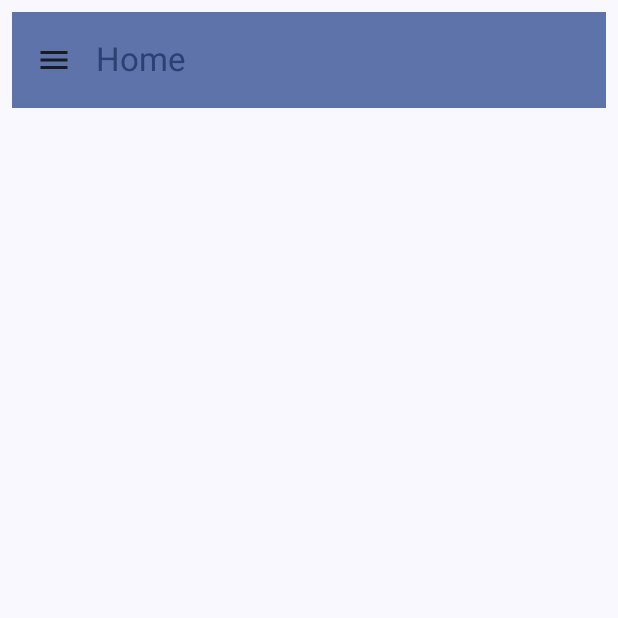
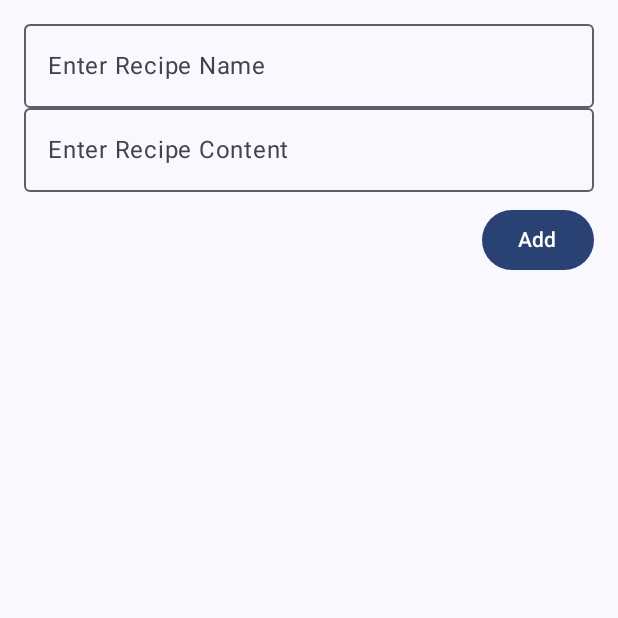
Before and after one commit to vinctechgeek/HealthPlus, an Android app built with Jetpack Compose: the screen it shows after launch (MainActivity), on a phone screen of 412 x 824 dp, the top half of it. Run offline under Robolectric (Android 15) with nearby library versions, the phone set to English and light mode, and no system bars; our stand-ins replace Room's generated code, livedata-compose.

Commit message:
Added column

```diff
--- a/app/src/main/AndroidManifest.xml
+++ b/app/src/main/AndroidManifest.xml
@@ -11,6 +11,7 @@
         android:roundIcon="@mipmap/ic_launcher_round"
         android:supportsRtl="true"
         android:theme="@style/Theme.HealthPlus"
+        android:name=".MainApplication"
         tools:targetApi="31">
         <activity
             android:name=".MainActivity"
--- a/app/src/main/java/com/example/healthplus/MainActivity.kt
+++ b/app/src/main/java/com/example/healthplus/MainActivity.kt
@@ -1,21 +1,25 @@
 package com.example.healthplus
 
+import android.os.Build
 import android.os.Bundle
 import androidx.activity.ComponentActivity
 import androidx.activity.compose.setContent
-import androidx.activity.viewModels
+import androidx.annotation.RequiresApi
 import androidx.compose.foundation.layout.fillMaxSize
 import androidx.compose.material3.MaterialTheme
 import androidx.compose.material3.Surface
+import androidx.compose.material3.Text
+import androidx.compose.runtime.Composable
 import androidx.compose.ui.Modifier
+import androidx.compose.ui.tooling.preview.Preview
+import androidx.lifecycle.ViewModelProvider
 import com.example.healthplus.ui.theme.HealthPlusTheme
 
 class MainActivity : ComponentActivity() {
-
-    private val viewModel: NavigationViewModel by viewModels()
-
+    @RequiresApi(Build.VERSION_CODES.O)
     override fun onCreate(savedInstanceState: Bundle?) {
         super.onCreate(savedInstanceState)
+        val RecipeNotesViewModel = ViewModelProvider(this)[RecipeNotesViewModel::class.java]
         setContent {
             HealthPlusTheme {
                 // A surface container using the 'background' color from the theme
@@ -23,7 +27,7 @@ class MainActivity : ComponentActivity() {
                     modifier = Modifier.fillMaxSize(),
                     color = MaterialTheme.colorScheme.background
                 ) {
-                    MainNavigation(viewModel)
+                    RecipeNotesPage(RecipeNotesViewModel)
                 }
             }
         }
--- /dev/null
+++ b/app/src/main/java/com/example/healthplus/MainApplication.kt
@@ -0,0 +1,32 @@
+package com.example.healthplus
+
+import android.app.Application
+import androidx.room.Room
+import androidx.room.migration.Migration
+import androidx.sqlite.db.SupportSQLiteDatabase
+import com.example.healthplus.db.RecipeNotesDatabase
+class MainApplication : Application() {
+    companion object {
+        lateinit var recipeNotesDatabase: RecipeNotesDatabase
+
+        // Define the migration from version 1 to version 2
+        val MIGRATION_1_2: Migration = object : Migration(1, 2) {
+            override fun migrate(database: SupportSQLiteDatabase) {
+                // Assuming the addition of a 'content' column
+                database.execSQL("ALTER TABLE RECIPENOTES ADD COLUMN content TEXT NOT NULL DEFAULT ''")
+            }
+        }
+    }
+
+    override fun onCreate() {
+        super.onCreate()
+        // Build the database with the necessary migrations
+        recipeNotesDatabase = Room.databaseBuilder(
+            applicationContext,
+            RecipeNotesDatabase::class.java,
+            RecipeNotesDatabase.NAME
+        )
+            .addMigrations(MIGRATION_1_2) // Add this line to include the migration
+            .build()
+    }
+}
--- /dev/null
+++ b/app/src/main/java/com/example/healthplus/RecipeNotesPage.kt
@@ -0,0 +1,152 @@
+package com.example.healthplus
+
+import android.icu.text.SimpleDateFormat
+import android.os.Build
+import androidx.annotation.RequiresApi
+import androidx.compose.foundation.background
+import androidx.compose.foundation.layout.Arrangement
+import androidx.compose.foundation.layout.Column
+import androidx.compose.foundation.layout.Row
+import androidx.compose.foundation.layout.Spacer
+import androidx.compose.foundation.layout.fillMaxHeight
+import androidx.compose.foundation.layout.fillMaxWidth
+import androidx.compose.foundation.layout.height
+import androidx.compose.foundation.layout.padding
+import androidx.compose.foundation.layout.width
+import androidx.compose.foundation.lazy.LazyColumn
+import androidx.compose.foundation.lazy.itemsIndexed
+import androidx.compose.foundation.shape.RoundedCornerShape
+import androidx.compose.material3.Button
+import androidx.compose.material3.MaterialTheme
+import androidx.compose.material3.Text
+import androidx.compose.runtime.Composable
+import androidx.compose.ui.Modifier
+import androidx.compose.ui.unit.dp
+import java.util.Locale
+import androidx.compose.ui.draw.clip
+import androidx.compose.ui.graphics.Color
+import androidx.compose.ui.unit.sp
+import androidx.compose.material3.Icon
+import androidx.compose.material3.IconButton
+import androidx.compose.material3.OutlinedTextField
+import androidx.compose.runtime.getValue
+import androidx.compose.runtime.livedata.observeAsState
+import androidx.compose.runtime.mutableStateOf
+import androidx.compose.runtime.remember
+import androidx.compose.runtime.setValue
+import androidx.compose.ui.Alignment
+import androidx.compose.ui.res.painterResource
+import androidx.compose.ui.text.style.TextAlign
+import androidx.compose.material.icons.Icons
+import androidx.compose.material.icons.filled.KeyboardArrowDown
+import androidx.compose.material.icons.filled.KeyboardArrowUp
+
+@RequiresApi(Build.VERSION_CODES.O)
+@Composable
+fun RecipeNotesPage(viewModel: RecipeNotesViewModel){
+    val recipenotesList by viewModel.recipenotesList.observeAsState()
+    var inputText by remember {
+        mutableStateOf("")
+    }
+    var inputText2 by remember {
+        mutableStateOf("")
+    }
+    Column(
+        modifier = Modifier
+            .fillMaxHeight()
+            .padding(8.dp)
+    ) {
+        Column(
+            modifier = Modifier
+                .fillMaxWidth()
+                .padding(8.dp)
+        ) {
+            OutlinedTextField(
+                value = inputText,
+                onValueChange = { inputText = it },
+                modifier = Modifier.fillMaxWidth(),
+                placeholder = { Text("Enter Recipe Name") }
+            )
+            OutlinedTextField(
+                value = inputText2,
+                onValueChange = { inputText2 = it },
+                modifier = Modifier.fillMaxWidth(),
+                placeholder = { Text("Enter Recipe Content") }
+            )
+            Button(
+                onClick = {
+                    viewModel.addRecipeNotes(inputText, inputText2)
+                    inputText = ""
+                    inputText2 = ""
+                },
+                modifier = Modifier
+                    .align(Alignment.End)
+                    .padding(top = 8.dp)
+            ) {
+                Text(text = "Add")
+            }
+        }
+        recipenotesList?.let {
+            LazyColumn(content = {
+                itemsIndexed(it) { index: Int, item: RecipeNotes ->
+                    RecipeNoteItem(item = item, onDelete = { viewModel.deleteRecipeNotes(item.id) })
+                }
+            })
+        } ?: Text(
+            modifier = Modifier.fillMaxWidth(),
+            textAlign = TextAlign.Center,
+            text = "No Recipes Yet"
+        )
+    }
+//    Text(text = recipeNotesList.toString())
+}
+
+@Composable
+fun RecipeNoteItem( item : RecipeNotes, onDelete : ()-> Unit) {
+    var expanded by remember { mutableStateOf(false) }
+    Row(
+        modifier = Modifier
+            .fillMaxWidth()
+            .padding(8.dp)
+            .clip(RoundedCornerShape(16.dp))
+            .background(MaterialTheme.colorScheme.primary)
+            .padding(16.dp),
+        verticalAlignment = Alignment.CenterVertically
+    ) {
+        Column(
+            modifier = Modifier.weight(1f)
+        ) {
+
+            Text(text = SimpleDateFormat("HH:mm:aa, dd/mm", Locale.ENGLISH).format(item.createdAt),
+                fontSize = 12.sp,
+                color = Color.LightGray
+            )
+            Text(text = item.title,
+                fontSize = 20.sp,
+                color = Color.White
+            )
+            if (expanded) {
+                Spacer(modifier = Modifier.height(8.dp))
+                Text(
+                    text = item.content,
+                    fontSize = 16.sp,
+                    color = Color.White
+                )
+            }
+        }
+        IconButton(onClick = { expanded = !expanded }) { // Toggle the expanded state
+            Icon(
+                imageVector = if (expanded) Icons.Filled.KeyboardArrowUp else Icons.Filled.KeyboardArrowDown,
+                contentDescription = if (expanded) "Collapse" else "Expand",
+                tint = Color.White
+            )
+        }
+        IconButton(onClick = onDelete) {
+            Icon(painter = painterResource(id = R.drawable.baseline_delete_24),
+                 contentDescription = "Delete",
+                tint = Color.White)
+
+        }
+    }
+//    Text(text = item.toString())
+}
--- /dev/null
+++ b/app/src/main/java/com/example/healthplus/RecipeNotesViewModel.kt
@@ -0,0 +1,46 @@
+package com.example.healthplus
+
+import android.os.Build
+import androidx.annotation.RequiresApi
+import androidx.lifecycle.LiveData
+import androidx.lifecycle.MutableLiveData
+import androidx.lifecycle.ViewModel
+import androidx.lifecycle.viewModelScope
+import com.example.healthplus.db.RecipeNotesDao
+import kotlinx.coroutines.Dispatchers
+import kotlinx.coroutines.launch
+import java.time.Instant
+import java.util.Date
+
+class RecipeNotesViewModel : ViewModel() {
+
+    val recipeNotesDao = MainApplication.recipeNotesDatabase.getRecipeNotesDao()
+
+
+    val recipenotesList : LiveData<List<RecipeNotes>> = recipeNotesDao.getAllRecipeNotes()
+
+
+//    @RequiresApi(Build.VERSION_CODES.O)
+//    fun addRecipeNotes(title:String){
+//
+//        viewModelScope.launch(Dispatchers.IO) {
+//            recipeNotesDao.addRecipeNotes(RecipeNotes(title=title,createdAt = Date.from(Instant.now())))
+//        }
+//
+//    }
+
+    @RequiresApi(Build.VERSION_CODES.O)
+    fun addRecipeNotes(title:String,content:String){
+
+        viewModelScope.launch(Dispatchers.IO) {
+            recipeNotesDao.addRecipeNotes(RecipeNotes(title=title,content=content,createdAt = Date.from(Instant.now())))
+        }
+
+    }
+    fun deleteRecipeNotes(id:Int){
+        viewModelScope.launch(Dispatchers.IO) {
+            recipeNotesDao.deleteRecipeNotes(id)
+        }
+    }
+
+}
--- /dev/null
+++ b/app/src/main/java/com/example/healthplus/db/RecipeNotesDao.kt
@@ -0,0 +1,22 @@
+package com.example.healthplus.db
+
+import androidx.lifecycle.LiveData
+import androidx.room.Dao
+import androidx.room.Delete
+import androidx.room.Insert
+import androidx.room.Query
+import com.example.healthplus.RecipeNotes
+
+
+@Dao
+interface RecipeNotesDao {
+
+    @Query ("SELECT * FROM RECIPENOTES ORDER BY createdAt DESC")
+    fun getAllRecipeNotes() : LiveData<List<RecipeNotes>>
+
+    @Insert
+    fun addRecipeNotes(recipeNotes: RecipeNotes)
+
+    @Query("DELETE FROM RECIPENOTES WHERE id = :id")
+    fun deleteRecipeNotes(id: Int)
+}
--- /dev/null
+++ b/app/src/main/java/com/example/healthplus/db/RecipeNotesDatabase.kt
@@ -0,0 +1,16 @@
+package com.example.healthplus.db
+
+import androidx.room.Database
+import androidx.room.RoomDatabase
+import androidx.room.TypeConverters
+import com.example.healthplus.RecipeNotes
+
+@Database(entities = [RecipeNotes::class], version =2 )
+@TypeConverters(Converters::class)
+abstract class RecipeNotesDatabase :RoomDatabase(){
+
+    companion object{
+        const val NAME = "RecipeNotes_DB"
+    }
+    abstract fun getRecipeNotesDao(): RecipeNotesDao
+}
--- /dev/null
+++ b/app/src/main/res/drawable/baseline_delete_24.xml
@@ -0,0 +1,5 @@
+<vector android:height="24dp" android:tint="#000000"
+    android:viewportHeight="24" android:viewportWidth="24"
+    android:width="24dp" xmlns:android="http://schemas.android.com/apk/res/android">
+    <path android:fillColor="@android:color/white" android:pathData="M6,19c0,1.1 0.9,2 2,2h8c1.1,0 2,-0.9 2,-2V7H6v12zM19,4h-3.5l-1,-1h-5l-1,1H5v2h14V4z"/>
+</vector>
--- a/build.gradle.kts
+++ b/build.gradle.kts
@@ -1,5 +1,5 @@
 // Top-level build file where you can add configuration options common to all sub-projects/modules.
 plugins {
-    alias(libs.plugins.androidApplication) apply false
-    alias(libs.plugins.jetbrainsKotlinAndroid) apply false
+    id("com.android.application") version "8.2.2" apply false
+    id("org.jetbrains.kotlin.android") version "1.9.0" apply false
 }
--- a/gradle.properties
+++ b/gradle.properties
@@ -8,8 +8,8 @@
 # The setting is particularly useful for tweaking memory settings.
 org.gradle.jvmargs=-Xmx2048m -Dfile.encoding=UTF-8
 # When configured, Gradle will run in incubating parallel mode.
-# This option should only be used with decoupled projects. For more details, visit
-# https://developer.android.com/r/tools/gradle-multi-project-decoupled-projects
+# This option should only be used with decoupled projects. More details, visit
+# http://www.gradle.org/docs/current/userguide/multi_project_builds.html#sec:decoupled_projects
 # org.gradle.parallel=true
 # AndroidX package structure to make it clearer which packages are bundled with the
 # Android operating system, and which are packaged with your app's APK
```
Also changed, not shown: app/build.gradle.kts (+26 -18 lines), app/src/main/java/com/example/healthplus/RecipeNotes.kt (+14 -59 lines), app/src/main/java/com/example/healthplus/db/Converters.kt (added, +16 -0 lines), app/src/main/java/com/example/healthplus/db/RecipeNotesDatabase2.kt (added, +16 -0 lines), settings.gradle.kts (+1 -7 lines), gradle/wrapper/gradle-wrapper.properties, 2 other files.
